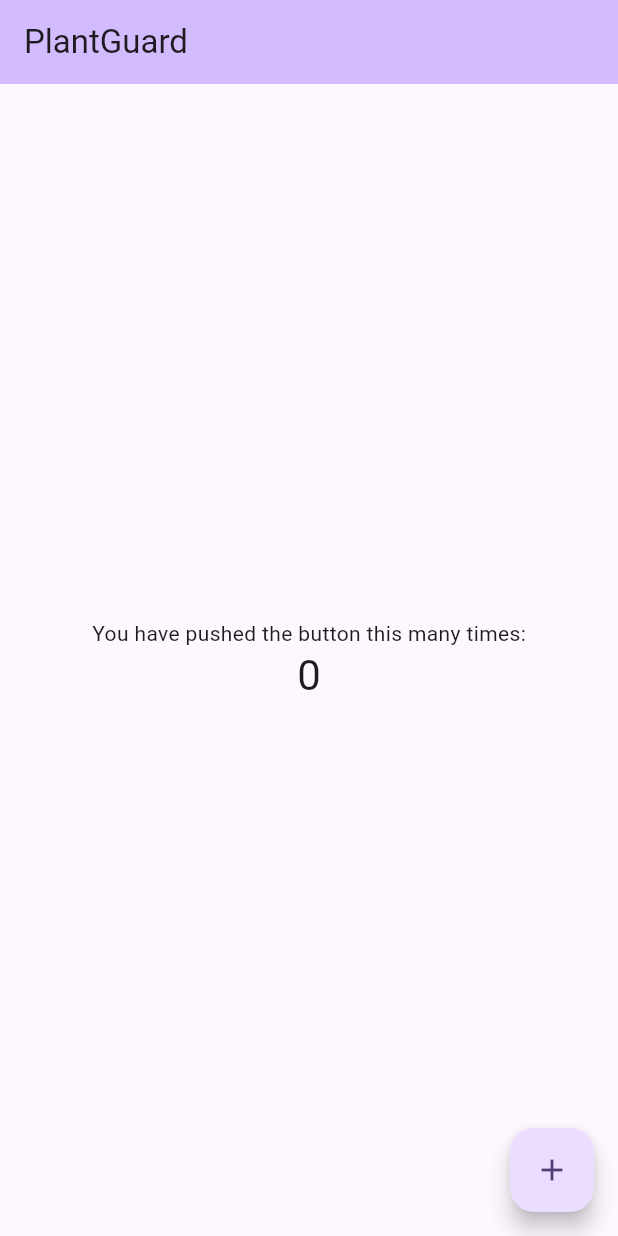
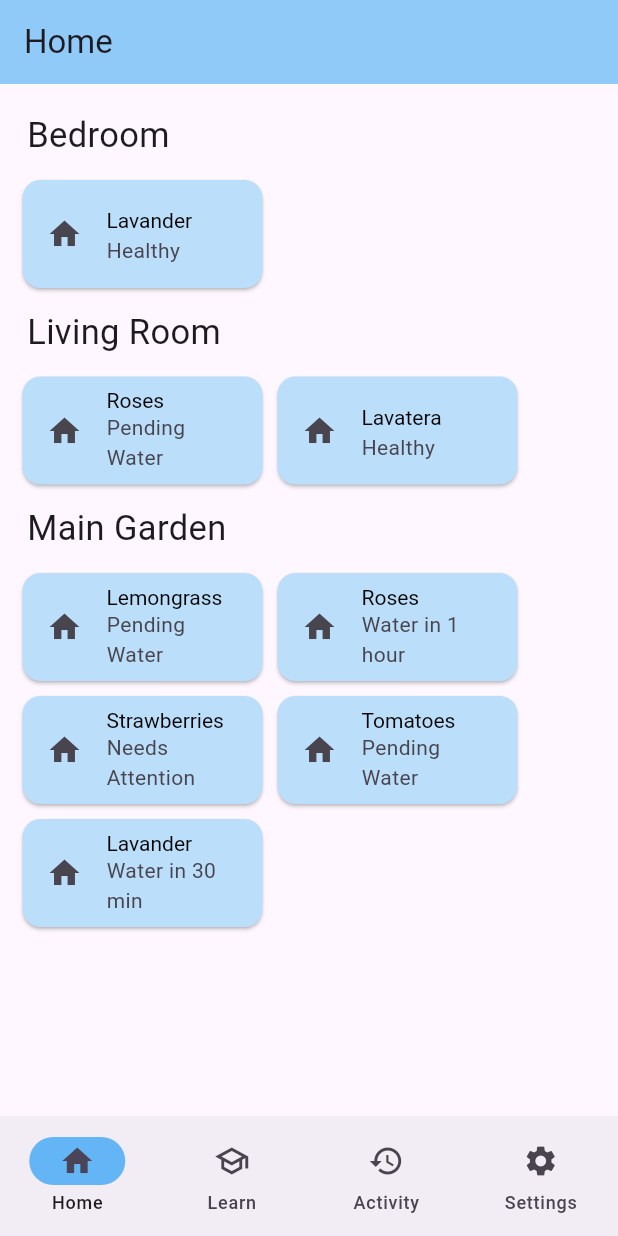
Before and after one commit to nexgeniusupc/plantguard-mobile, a Flutter app: the screen it shows after launch, on a phone screen of 412 x 824 dp. Run offline on Flutter 3.47's test engine with Material 2 defaults, Android fonts, the phone set to English and light mode, and no system bars.

Commit message:
feat: added home vew

```diff
--- /dev/null
+++ b/lib/views/app_card.dart
@@ -0,0 +1,40 @@
+import 'package:flutter/material.dart';
+
+class AppCard extends StatefulWidget {
+  final Icon icon;
+  final Text title;
+  final Text subtitle;
+
+  const AppCard(
+      {required this.icon, required this.title, required this.subtitle});
+
+  @override
+  State<AppCard> createState() => _AppCardState();
+}
+
+class _AppCardState extends State<AppCard> {
+  @override
+  Widget build(BuildContext context) {
+    return Column(
+      //mover a la izquierda
+      children: [
+        Card(
+          margin: EdgeInsets.all(5.0),
+          color: Colors.blue[100],
+          child: SizedBox(
+            width: 160,
+            child: ListTile(
+              leading: widget.icon ?? Icon(Icons.question_mark),
+              title: widget.title ?? Text('Name of the plant'),
+              titleTextStyle: TextStyle(
+                fontSize: 14,
+                color: Colors.black,
+              ),
+              subtitle: widget.subtitle ?? Text('What it needs?'),
+            ),
+          ),
+        )
+      ],
+    );
+  }
+}
--- a/lib/views/home_view.dart
+++ b/lib/views/home_view.dart
@@ -1,4 +1,5 @@
 import 'package:flutter/material.dart';
+import 'app_card.dart';
 
 class HomeView extends StatefulWidget {
   final String title;
@@ -10,39 +11,139 @@ class HomeView extends StatefulWidget {
 }
 
 class _HomeViewState extends State<HomeView> {
-  int _counter = 0;
-
-  void _incrementCounter() {
-    setState(() {
-      _counter++;
-    });
-  }
-
+  int currentPageIndex = 0;
   @override
   Widget build(BuildContext context) {
     return Scaffold(
       appBar: AppBar(
-        backgroundColor: Theme.of(context).colorScheme.inversePrimary,
-        title: Text(widget.title),
+        title: const Text('Home'),
+        backgroundColor: Colors.blue[200],
       ),
-      body: Center(
+      body: Padding(
+        padding: const EdgeInsets.all(10.0),
         child: Column(
-          mainAxisAlignment: MainAxisAlignment.center,
-          children: <Widget>[
-            const Text(
-              'You have pushed the button this many times:',
+          crossAxisAlignment: CrossAxisAlignment.start,
+          children: [
+          Padding(
+            padding: const EdgeInsets.all(8.0),
+            child: Text(
+              'Bedroom',
+              style: TextStyle(
+                fontSize: 23,
+              ),
             ),
-            Text(
-              '$_counter',
-              style: Theme.of(context).textTheme.headlineMedium,
+          ),
+          AppCard(
+            icon: Icon(Icons.home),
+            title: Text('Lavander'),
+            subtitle: Text('Healthy'),
+          ),
+          Padding(
+            padding: const EdgeInsets.all(8.0),
+            child: Text(
+              'Living Room',
+              style: TextStyle(
+                fontSize: 23,
+              ),
             ),
-          ],
-        ),
+          ),
+          Row(
+            children: [
+              AppCard(
+                icon: Icon(Icons.home),
+                title: Text('Roses'),
+                subtitle: Text('Pending Water'),
+              ),
+              AppCard(
+                icon: Icon(Icons.home),
+                title: Text('Lavatera'),
+                subtitle: Text('Healthy'),
+              ),
+            ],
+          ),
+          Padding(
+            padding: const EdgeInsets.all(8.0),
+            child: Text(
+              'Main Garden',
+              style: TextStyle(
+                fontSize: 23,
+              ),
+            ),
+          ),
+          Row(
+            children: [
+              AppCard(
+                icon: Icon(Icons.home),
+                title: Text('Lemongrass'),
+                subtitle: Text('Pending Water'),
+              ),
+              AppCard(
+                icon: Icon(Icons.home),
+                title: Text('Roses'),
+                subtitle: Text('Water in 1 hour'),
+              ),
+            ],
+          ),
+          Row(
+            children: [
+              AppCard(
+                icon: Icon(Icons.home),
+                title: Text('Strawberries'),
+                subtitle: Text('Needs Attention'),
+              ),
+              AppCard(
+                icon: Icon(Icons.home),
+                title: Text('Tomatoes'),
+                subtitle: Text('Pending Water'),
+              ),
+            ],
+          ),
+          Row(
+            children: [
+              AppCard(
+                icon: Icon(Icons.home),
+                title: Text('Lavander'),
+                subtitle: Text('Water in 30 min'),
+              ),
+            ],
+          ),
+        ]),
       ),
-      floatingActionButton: FloatingActionButton(
-        onPressed: _incrementCounter,
-        tooltip: 'Increment',
-        child: const Icon(Icons.add),
+      // esa coma del final se llama trailing o dangling comma
+      // acostumbrate a ponerla siempre al final
+      // el formatter te va a ayudar automáticamente
+      // para activar el formatter, Shift + Alt + F
+      // floatingActionButton: FloatingActionButton(
+      //   onPressed: () {},
+      // ),
+      bottomNavigationBar: NavigationBar(
+        onDestinationSelected: (int index) {
+          setState(() {
+            currentPageIndex = index;
+          });
+        },
+        indicatorColor: Colors.blue[300],
+        selectedIndex: currentPageIndex,
+        destinations: const <Widget>[
+          NavigationDestination(
+            selectedIcon: Icon(Icons.home),
+            icon: Icon(Icons.home_outlined),
+            label: 'Home',
+          ),
+          NavigationDestination(
+            selectedIcon: Icon(Icons.school),
+            icon: Icon(Icons.school_outlined),
+            label: 'Learn',
+          ),
+          NavigationDestination(
+            icon: Icon(Icons.history),
+            label: 'Activity',
+          ),
+          NavigationDestination(
+            icon: Icon(Icons.settings),
+            label: 'Settings',
+          ),
+        ],
       ),
     );
   }
```
